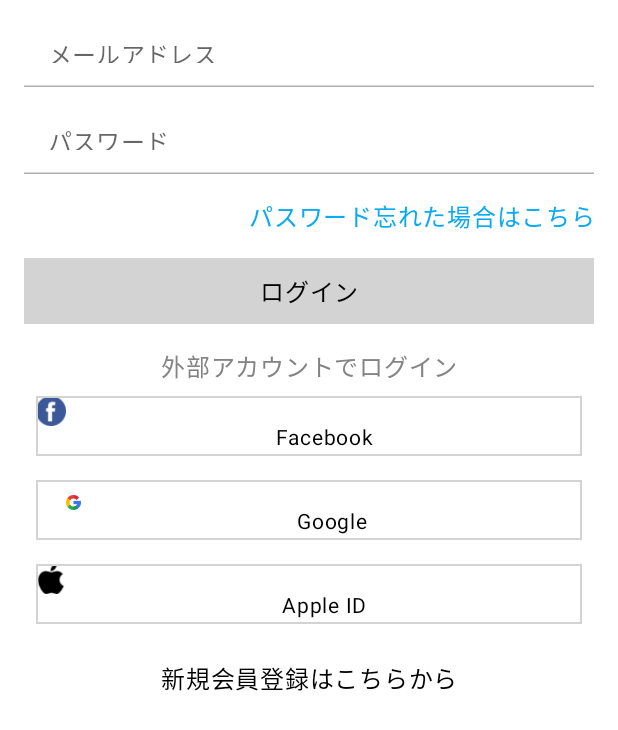
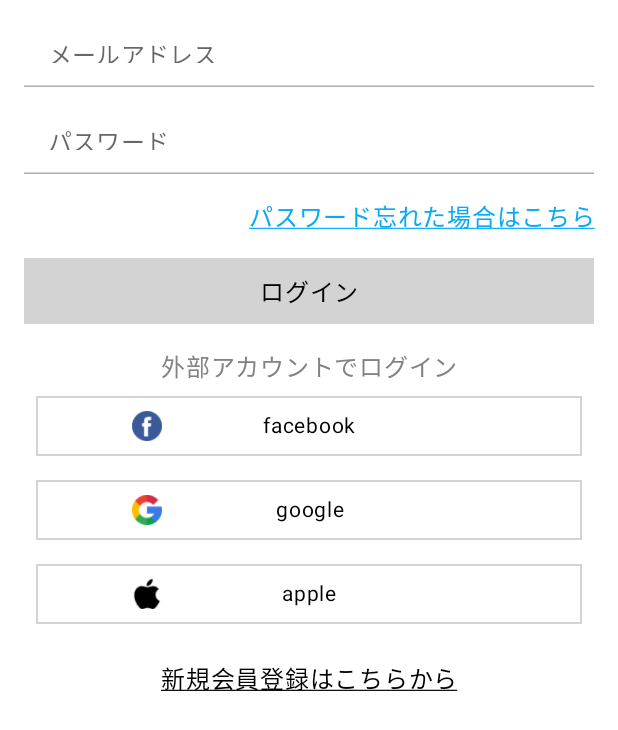
Before and after one commit to vuducmanh22091999/JetPackCompose, an Android app built with Jetpack Compose: the screen it shows after launch (MainActivity), on a phone screen of 412 x 824 dp. Shown: the top 730 px of the screen. Run offline under Robolectric (Android 15) with nearby library versions, the phone set to English and light mode, and no system bars; our stand-ins replace constraintlayout-compose; libraries missing offline, so code that uses them is left out: androidx.constraintlayout.solver.

Commit message:
feature(design-ui): done design ui.

```diff
--- a/app/build.gradle
+++ b/app/build.gradle
@@ -62,4 +62,5 @@ dependencies {
     androidTestImplementation 'androidx.test.espresso:espresso-core:3.3.0'
     androidTestImplementation "androidx.compose.ui:ui-test-junit4:$compose_version"
     debugImplementation "androidx.compose.ui:ui-tooling:$compose_version"
+    implementation "androidx.constraintlayout:constraintlayout-compose:1.0.0-beta02"
 }
--- a/app/src/main/java/com/example/jetpackcompose/MainActivity.kt
+++ b/app/src/main/java/com/example/jetpackcompose/MainActivity.kt
@@ -19,12 +19,16 @@ import androidx.compose.ui.layout.layout
 import androidx.compose.ui.res.colorResource
 import androidx.compose.ui.res.painterResource
 import androidx.compose.ui.res.stringResource
+import androidx.compose.ui.text.font.FontWeight
 import androidx.compose.ui.text.input.KeyboardType
 import androidx.compose.ui.text.input.PasswordVisualTransformation
 import androidx.compose.ui.text.style.TextAlign
+import androidx.compose.ui.text.style.TextDecoration
 import androidx.compose.ui.unit.dp
 import androidx.compose.ui.unit.sp
+import androidx.constraintlayout.compose.ConstraintLayout
 import androidx.constraintlayout.solver.widgets.analyzer.BasicMeasure
+import java.time.format.TextStyle
 
 class MainActivity : ComponentActivity() {
     override fun onCreate(savedInstanceState: Bundle?) {
@@ -109,6 +113,7 @@ fun InputPassword() {
 fun ForgotPassword() {
     Text(
         text = stringResource(id = R.string.forgot_password),
+        textDecoration = TextDecoration.Underline,
         color = colorResource(id = R.color.blue),
         textAlign = TextAlign.End,
         modifier = Modifier
@@ -152,11 +157,18 @@ fun LoginFacebook() {
             .border(1.dp, color = colorResource(id = R.color.grey333)),
         contentAlignment = Alignment.Center
     ) {
-        Row {
+        ConstraintLayout {
+            val (image, text) = createRefs()
             Image(
                 painter = painterResource(id = R.drawable.ic_facebook),
-                contentDescription = "",
-                modifier = Modifier.size(20.dp),
+                contentDescription = null,
+                modifier = Modifier
+                    .size(20.dp)
+                    .constrainAs(image) {
+                        top.linkTo(parent.top)
+                        bottom.linkTo(parent.bottom)
+                        start.linkTo(parent.start, margin = 64.dp)
+                    },
                 alignment = Alignment.CenterStart
             )
             Text(
@@ -166,7 +178,13 @@ fun LoginFacebook() {
                 textAlign = TextAlign.Center,
                 modifier = Modifier
                     .fillMaxWidth()
-                    .padding(top = 16.dp)
+                    .padding(vertical = 8.dp)
+                    .constrainAs(text) {
+                        top.linkTo(image.top)
+                        bottom.linkTo(image.bottom)
+                        start.linkTo(parent.start)
+                        end.linkTo(parent.end)
+                    }
             )
         }
     }
@@ -180,13 +198,18 @@ fun LoginGoogle() {
             .border(1.dp, color = colorResource(id = R.color.grey333)),
         contentAlignment = Alignment.Center
     ) {
-        Row {
+        ConstraintLayout {
+            val (image, text) = createRefs()
             Image(
                 painter = painterResource(id = R.drawable.ic_google),
-                contentDescription = "",
+                contentDescription = null,
                 modifier = Modifier
-                    .size(30.dp)
-                    .padding(start = 20.dp),
+                    .size(20.dp)
+                    .constrainAs(image) {
+                        top.linkTo(parent.top)
+                        bottom.linkTo(parent.bottom)
+                        start.linkTo(parent.start, margin = 64.dp)
+                    },
                 alignment = Alignment.CenterStart
             )
             Text(
@@ -196,7 +219,13 @@ fun LoginGoogle() {
                 textAlign = TextAlign.Center,
                 modifier = Modifier
                     .fillMaxWidth()
-                    .padding(top = 16.dp)
+                    .padding(vertical = 8.dp)
+                    .constrainAs(text) {
+                        top.linkTo(image.top)
+                        bottom.linkTo(image.bottom)
+                        start.linkTo(parent.start)
+                        end.linkTo(parent.end)
+                    }
             )
         }
     }
@@ -210,11 +239,18 @@ fun LoginAppleID() {
             .border(1.dp, color = colorResource(id = R.color.grey333)),
         contentAlignment = Alignment.Center
     ) {
-        Row {
+        ConstraintLayout {
+            val (image, text) = createRefs()
             Image(
                 painter = painterResource(id = R.drawable.ic_apple),
-                contentDescription = "",
-                modifier = Modifier.size(20.dp),
+                contentDescription = null,
+                modifier = Modifier
+                    .size(20.dp)
+                    .constrainAs(image) {
+                        top.linkTo(parent.top)
+                        bottom.linkTo(parent.bottom)
+                        start.linkTo(parent.start, margin = 64.dp)
+                    },
                 alignment = Alignment.CenterStart
             )
             Text(
@@ -224,7 +260,13 @@ fun LoginAppleID() {
                 textAlign = TextAlign.Center,
                 modifier = Modifier
                     .fillMaxWidth()
-                    .padding(top = 16.dp)
+                    .padding(vertical = 8.dp)
+                    .constrainAs(text) {
+                        top.linkTo(image.top)
+                        bottom.linkTo(image.bottom)
+                        start.linkTo(parent.start)
+                        end.linkTo(parent.end)
+                    }
             )
         }
     }
@@ -234,6 +276,7 @@ fun LoginAppleID() {
 fun RegisterFromHere() {
     Text(
         text = stringResource(id = R.string.register_from_here),
+        textDecoration = TextDecoration.Underline,
         color = colorResource(id = R.color.black),
         textAlign = TextAlign.Center,
         modifier = Modifier
--- a/app/src/main/res/values/strings.xml
+++ b/app/src/main/res/values/strings.xml
@@ -5,8 +5,8 @@
     <string name="password">パスワード</string>
     <string name="login">ログイン</string>
     <string name="login_another_account">外部アカウントでログイン</string>
-    <string name="login_facebook">Facebook</string>
-    <string name="login_google">Google</string>
-    <string name="login_apple_id">Apple ID</string>
+    <string name="login_facebook">facebook</string>
+    <string name="login_google">google</string>
+    <string name="login_apple_id">apple</string>
     <string name="register_from_here">新規会員登録はこちらから</string>
 </resources>
```
